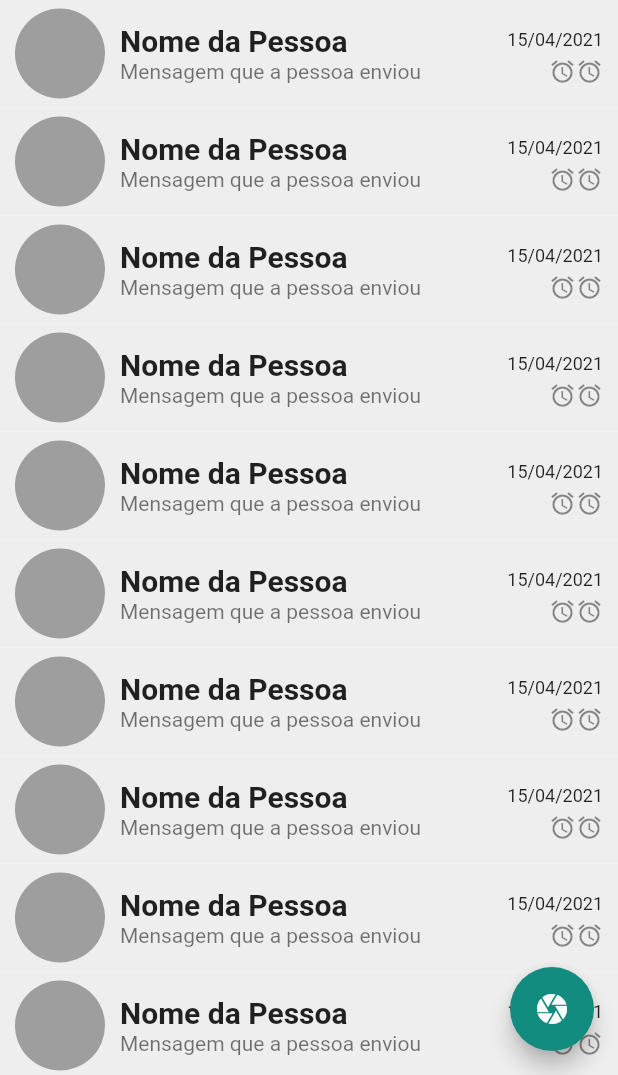
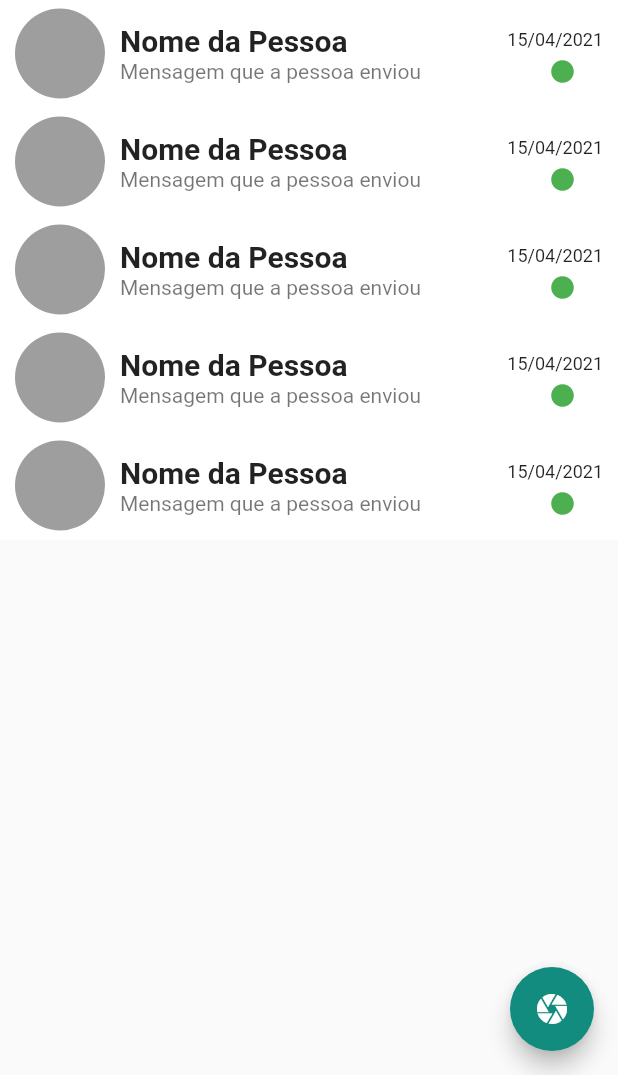
Before and after one commit to gu7avo182/WhatsApp-in-Flutter, a Flutter app: the screen it shows after launch, tab 2 chosen, on a phone screen of 412 x 824 dp, the part 161-1236 px from its top. Run offline on Flutter 3.47's test engine with Material 2 defaults, Android fonts, the phone set to English and light mode, and no system bars.

Commit message:
atualização da lista de conversa

```diff
--- a/lib/page.dart
+++ b/lib/page.dart
@@ -1,5 +1,7 @@
 import 'package:flutter/material.dart';
-import 'package:whatsapp/widgets/conversas.dart';
+import 'package:whatsapp/widgets/Button/button.dart';
+import 'package:whatsapp/widgets/Button/menu3points.dart';
+import 'package:whatsapp/widgets/conversas/conversas.dart';
 
 class Pageone extends StatefulWidget {
 
@@ -8,10 +10,9 @@ class Pageone extends StatefulWidget {
     print('A PAGINA FOI CRIADA');
     return _PageoneState();
   }
-
 }
 
-class _PageoneState extends State<Pageone> with  SingleTickerProviderStateMixin {
+class _PageoneState extends State<Pageone> with SingleTickerProviderStateMixin {
 
       void createdController(){
         _tabController = new TabController(length: 4, vsync: this);
@@ -19,18 +20,18 @@ class _PageoneState extends State<Pageone> with  SingleTickerProviderStateMixin
       }
 
       void atual(){
-        print(' O VALOR ATUAL DO INDEX É: ${_tabController.index}');
+        print('O VALOR ATUAL DO INDEX É: ${_tabController.index}');
       }
 
       double construido = 0.0;
+
       void construirPage(int valor){
       construido++;
       print('A PAGINA FO CONSTRUIDA $construido vezes');
     }
 
-    double x = 0.0;
-    double y = 0.0;
-    double z = 0.0;
+      double x = 0.0;
+      double y = 0.0;
 
     void _updateLocation(PointerEvent details) {
     setState(() {
@@ -38,22 +39,12 @@ class _PageoneState extends State<Pageone> with  SingleTickerProviderStateMixin
       y = details.position.dy;
     });
   }
-
-  Icon getIcon(int currentIndex){
-    switch (currentIndex) {
-      case 0 : return Icon(Icons.camera);
-      case 1 : return Icon(Icons.message);
-      case 2: return Icon(Icons.alarm);
-      case 3: return Icon(Icons.call);
-      default: return Icon(Icons.ac_unit);
-    }
-  }
-
   late TabController _tabController;
   late ScrollController _scrollController;
-  Icon cusIcon = Icon(Icons.search);
+
+  Icon cusIcon        = Icon(Icons.search);
   Widget cusSearchBar = Text("WhatsApp");
-  Widget menuBar = Icon(Icons.more_vert);
+  Widget menuBar      = Icon(Icons.more_vert);
   Color topBackground = Color(0xFF075E54);
 
     // ignore: must_call_super
@@ -64,25 +55,17 @@ class _PageoneState extends State<Pageone> with  SingleTickerProviderStateMixin
   @override
   void didChangeDependencies(){
     super.didChangeDependencies();
-    print('A PAGINA FOI ATUALIZADA ');
+    print('A PAGINA FOI ATUALIZADA');
   }
-
 
   @override
   Widget build(BuildContext context) {
 
     double widthtotal = MediaQuery.of(context).size.width;
     atual();
-    return MaterialApp(
-    debugShowCheckedModeBanner: false,
-    home: Scaffold(
+    return Scaffold(
 
-    floatingActionButton: FloatingActionButton(
-      onPressed: () {},
-      child: getIcon(_tabController.index),
-      backgroundColor: Color(0XFF128c7e),
-      ),
-
+    floatingActionButton: Button(variavel: _tabController.index),
     body:NestedScrollView(
 
         controller: _scrollController,
@@ -118,24 +101,7 @@ class _PageoneState extends State<Pageone> with  SingleTickerProviderStateMixin
                   },
                 ),
 
-              PopupMenuButton(
-                color: Colors.green,
-                padding: EdgeInsets.only(right: 50),
-                itemBuilder: (context) =>[
-                  PopupMenuItem(child: Row(children: [
-                    Icon(Icons.search, color: Colors.black,),
-                      ]
-                    ),
-                  ),
-
-                  PopupMenuItem(child: Row(children: [
-                    Icon(Icons.search, color: Colors.black,),
-                      ]
-                    ),
-                  )
-                ],
-                child: Icon(Icons.more_vert),
-              ),
+                Menu()  //AQUELE MENU DE 3 POINTINHOS NO TOPO
 
             ],
 
@@ -150,6 +116,10 @@ class _PageoneState extends State<Pageone> with  SingleTickerProviderStateMixin
               backgroundColor: topBackground,
 
               bottom: TabBar(
+                onTap: (value) {
+                  print('A janela Mudou');
+                  atual();
+                },
                 labelPadding: EdgeInsets.symmetric(horizontal: 0.0),
                 isScrollable: true,
                 indicatorWeight: 5.0,
@@ -187,7 +157,6 @@ class _PageoneState extends State<Pageone> with  SingleTickerProviderStateMixin
                 Listener(
                   onPointerMove: _updateLocation,
             child: TabBarView(
-
               controller: _tabController,
               children: [
                 Container(child: Text('Camera')),
@@ -200,7 +169,6 @@ class _PageoneState extends State<Pageone> with  SingleTickerProviderStateMixin
             ]
           ),
         ),
-      ),
     );
   }
 }
--- /dev/null
+++ b/lib/widgets/Button/button.dart
@@ -0,0 +1,36 @@
+import 'package:flutter/material.dart';
+
+class Button extends StatefulWidget {
+
+  final int variavel;
+  const Button({ Key? key, required this.variavel}) : super(key: key);
+  @override
+   _ButtonState createState(){
+    print('O WIDGET FOI CRIADO');
+    return _ButtonState();
+  }
+}
+
+class _ButtonState extends State<Button> {
+
+
+  @override
+  Widget build(BuildContext context) {
+    return FloatingActionButton(
+          onPressed: () {
+          },
+          child: getIcon(widget.variavel),
+      backgroundColor: Color(0XFF128c7e),
+      );
+  }
+
+    Icon getIcon(int currentIndex){
+    switch (currentIndex) {
+      case 0  : return Icon(Icons.camera);
+      case 1  : return Icon(Icons.message);
+      case 2  : return Icon(Icons.alarm);
+      case 3  : return Icon(Icons.call);
+      default : return Icon(Icons.ac_unit);
+    }
+  }
+}
--- /dev/null
+++ b/lib/widgets/Button/menu3points.dart
@@ -0,0 +1,59 @@
+import 'package:flutter/material.dart';
+
+class Menu extends StatelessWidget {
+  const Menu({ Key? key }) : super(key: key);
+
+  @override
+  Widget build(BuildContext context) {
+
+    return PopupMenuButton(
+      color: Color(0xFF075E54),
+      padding: EdgeInsets.only(right: 50),
+      itemBuilder: (context) =>[
+
+        PopupMenuItem(child: Row(children: [
+          Text('Novo grupo', style: TextStyle(color: Colors.white, fontSize: 16))
+            ]
+          ),
+          value: SimpleDialog(
+            title: Text('titulo'),
+            children: [
+              Text('Corpo')
+            ],
+          )
+        ),
+
+        PopupMenuItem(child: Row(children: [
+          Text('Novo trasnmissão', style: TextStyle(color: Colors.white, fontSize: 16))
+            ]
+          ),
+        ),
+
+        PopupMenuItem(child: Row(children: [
+          Text('Novo trasnmissão', style: TextStyle(color: Colors.white, fontSize: 16))
+            ]
+          ),
+        ),
+        PopupMenuItem(child: Row(children: [
+          Text('WhatsApp Web', style: TextStyle(color: Colors.white, fontSize: 16))
+            ]
+          ),
+        ),
+
+        PopupMenuItem(child: Row(children: [
+          Text('Mensagens favoritas', style: TextStyle(color: Colors.white, fontSize: 16))
+            ]
+          ),
+        ),
+
+        PopupMenuItem(child: Row(children: [
+          Text('Configurações', style: TextStyle(color: Colors.white, fontSize: 16))
+            ]
+          ),
+        )
+
+      ],
+      child: Icon(Icons.more_vert),
+    );
+  }
+}
--- a/lib/widgets/conversas.dart
+++ /dev/null
@@ -1,88 +0,0 @@
-import 'package:flutter/gestures.dart';
-import 'package:flutter/material.dart';
-
-class Conversas extends StatelessWidget {
-  const Conversas({ Key? key }) : super(key: key);
-
-  Widget build(BuildContext context, ) {
-
-    return Container(
-      child: ListView.builder(
-
-        itemCount: 10,
-        scrollDirection: Axis.vertical,
-        padding: EdgeInsets.all(0),
-        dragStartBehavior: DragStartBehavior.start,
-        //itemExtent: 70,
-        itemBuilder: (BuildContext context, int index){
-
-          return Card(
-              elevation: 0,
-              color: Colors.grey[200],
-              shape: BeveledRectangleBorder(
-                borderRadius: BorderRadius.circular(0.0)),
-                margin: EdgeInsets.all(0),
-
-              child: InkWell(
-                splashColor: Colors.grey,
-                onTap: () {
-                },
-                child: Row(
-                  children: [
-                    Container(
-                      margin: EdgeInsets.fromLTRB(10,0,0,0),
-                      height: 60,
-                      width: 60,
-                      decoration:  BoxDecoration(
-                        color: Colors.grey,
-                        shape: BoxShape.circle,
-                      ),
-                    ),
-                    Container(
-                      width: MediaQuery.of(context).size.width - 70,
-                      child: Column(
-                        mainAxisAlignment: MainAxisAlignment.spaceBetween,
-                        children: <Widget> [
-                          ListTile(
-                            contentPadding: EdgeInsets.fromLTRB(10,0,10,0),
-                            title: Row(
-
-                              crossAxisAlignment: CrossAxisAlignment.center,
-                              mainAxisAlignment: MainAxisAlignment.spaceBetween,
-
-                              children: [
-                                Text('Nome da Pessoa', style: TextStyle(fontWeight:
-                                FontWeight.bold, fontSize: 20),
-                                ),
-                                Text('15/04/2021', style: TextStyle(fontSize: 12),)
-                              ],
-                            ),
-                            subtitle: Row(
-
-                              crossAxisAlignment: CrossAxisAlignment.center,
-                              mainAxisAlignment: MainAxisAlignment.spaceBetween,
-
-                              children: [
-                                Text('Mensagem que a pessoa enviou', style: TextStyle(),),
-                                Container(
-                                  child: Row(
-                                    children: [
-                                      Icon(Icons.access_alarm_sharp, size: 18,),
-                                      Icon(Icons.access_alarm_sharp, size: 18,),
-                                    ],
-                                  ))
-                              ],
-                            ),
-                          )
-                        ],
-                      ),
-                    )
-                  ],
-                ),
-              )
-            );
-          }
-        ),
-    );
-  }
-}
--- /dev/null
+++ b/lib/widgets/conversas/conversas.dart
@@ -0,0 +1,14 @@
+import 'package:flutter/material.dart';
+import 'package:whatsapp/widgets/conversas/lista_automatica.dart';
+import 'package:whatsapp/widgets/conversas/lista_manual.dart';
+
+class Conversas extends StatelessWidget {
+  const Conversas({ Key? key }) : super(key: key);
+
+  Widget build(BuildContext context,) {
+
+    return Container(
+      child: listaAutomatica()
+    );
+  }
+}
--- /dev/null
+++ b/lib/widgets/conversas/lista_automatica.dart
@@ -0,0 +1,122 @@
+import 'package:flutter/gestures.dart';
+import 'package:flutter/material.dart';
+
+class listaAutomatica extends StatefulWidget {
+  const listaAutomatica({ Key? key }) : super(key: key);
+
+  @override
+  _listaAutomaticaState createState() => _listaAutomaticaState();
+}
+
+class _listaAutomaticaState extends State<listaAutomatica> {
+
+  final List<Map> data = List.generate(5, (index) => {'isSelected': false});
+
+  getIcon(index){
+    if (index == true) {
+      return Icon(Icons.volume_off_rounded, size: 18);
+    } else {
+      return SizedBox(width: 18,);
+    }
+  }
+
+  @override
+  Widget build(BuildContext context) {
+    return ListView.builder(
+
+    itemCount: data.length,
+    scrollDirection: Axis.vertical,
+    padding: EdgeInsets.all(0),
+    dragStartBehavior: DragStartBehavior.start,
+    //itemExtent: 70,
+
+    itemBuilder: (BuildContext context, int index,){
+
+      return Card(
+          elevation: 0,
+          color:  data[index]['isSelected'] == true ?
+                  //SE VERDADEIRO
+                  Colors.grey[50] :
+                  //SE FALSO
+                  Colors.white,
+          shape: BeveledRectangleBorder(
+            borderRadius: BorderRadius.circular(0.0)),
+            margin: EdgeInsets.all(0),
+
+          child: InkWell(
+            splashColor: Colors.grey,
+            onLongPress: () {
+              setState(() {
+                data[index]['isSelected'] = !data[index]['isSelected'];
+              });
+            },
+            onTap: () {
+              setState(() {
+                for (var i = 0; i!= data.length; i++){
+                  if(data[i]['isSelected'] == false){
+                    data[index]['isSelected'] = !data[index]['isSelected'];
+                  }else{
+
+                  }
+                }
+              });
+            },
+            child: Row(
+              children: [
+                Container(
+                  margin: EdgeInsets.fromLTRB(10,0,0,0),
+                  height: 60,
+                  width: 60,
+                  decoration:  BoxDecoration(
+                    color: Colors.grey,
+                    shape: BoxShape.circle,
+                  ),
+                ),
+                Container(
+                  width: MediaQuery.of(context).size.width - 70,
+
+                  child: Column(
+                    mainAxisAlignment: MainAxisAlignment.spaceBetween,
+                    children: <Widget> [
+                      ListTile(
+                        contentPadding: EdgeInsets.fromLTRB(10,0,10,0),
+                        title: Row(
+
+                          crossAxisAlignment: CrossAxisAlignment.center,
+                          mainAxisAlignment: MainAxisAlignment.spaceBetween,
+
+                          children: [
+                            Text('Nome da Pessoa', style: TextStyle(fontWeight:
+                            FontWeight.bold, fontSize: 20),
+                            ),
+                            Text('15/04/2021', style: TextStyle(fontSize: 12),)
+                          ],
+                        ),
+                        subtitle: Row(
+
+                          crossAxisAlignment: CrossAxisAlignment.center,
+                          mainAxisAlignment: MainAxisAlignment.spaceBetween,
+
+                          children: [
+                            Text('Mensagem que a pessoa enviou', style: TextStyle(),),
+                            Container(
+                              child: Row(
+                                children: [
+                                  Icon(Icons.circle, size: 18, color: Colors.green,),
+                                  getIcon(data[index]['isSelected']),
+                                ],
+                              ))
+                          ],
+                        ),
+                      )
+                    ],
+                  ),
+                )
+              ],
+            ),
+          )
+        );
+      }
+    );
+  }
+}
```
Also changed, not shown: lib/main.dart (+0 -27 lines), lib/widgets/conversas/lista_manual.dart (added, +84 -0 lines).
